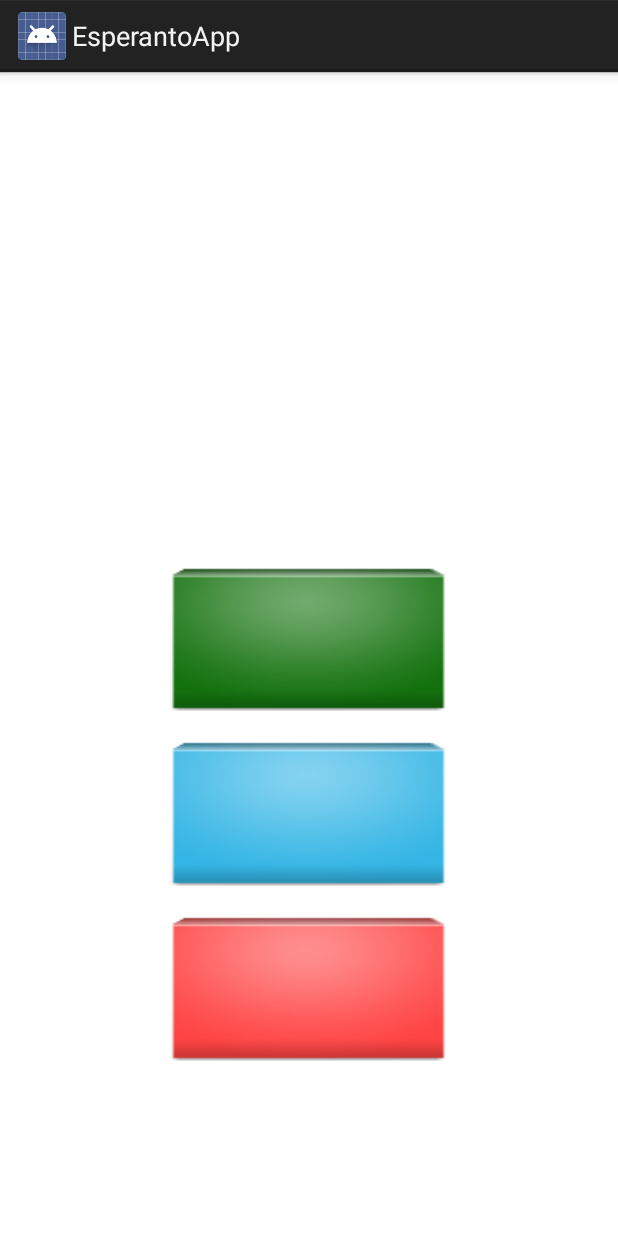
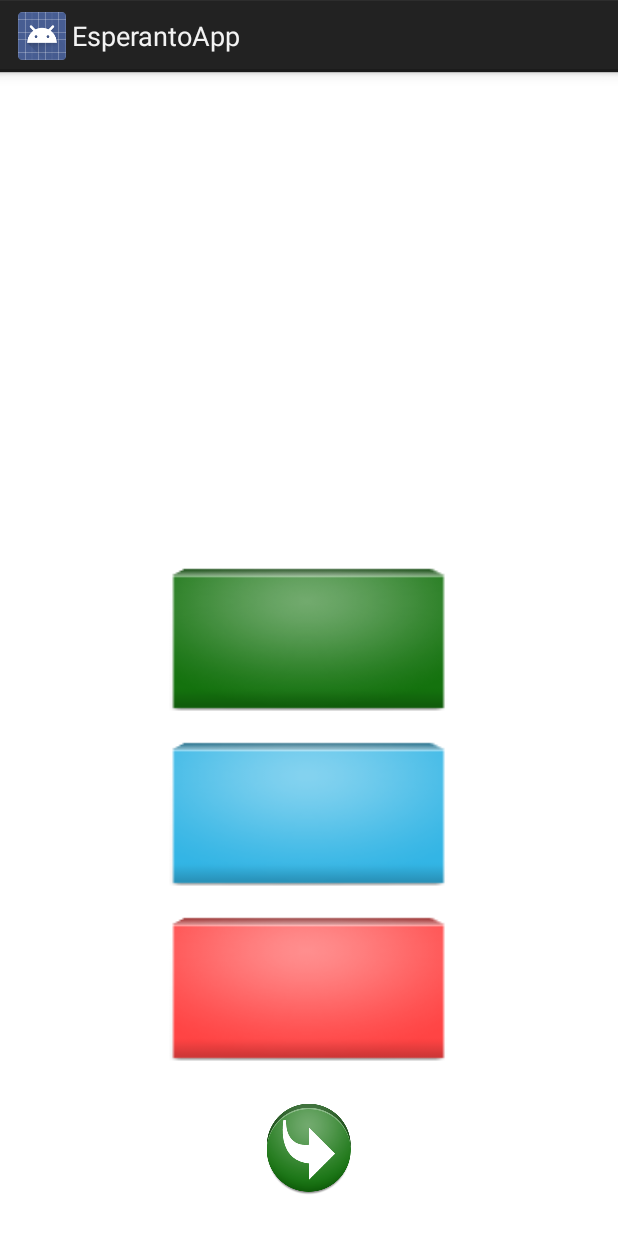
Before and after one commit to andrasbak/EsperantoTeachingApp, an Android app: the fragment ScreenTypeBildoDemando shown on its own in the app's theme, after a tap on an icon or button, on a phone screen of 412 x 824 dp. Shown: the top 1233 px of the screen. Run offline under Robolectric (Android 15) with nearby library versions, the phone set to English and light mode, and no system bars; pictures from the network do not load.

Commit message:
rettelser i billede og lyd download. rettelser i layout - tilføjet continue knap til demando og bildodemando.
nu oprettes et nyt fragment hver gang en opgave fuldføres

```diff
--- a/app/src/main/java/com/example/andras/esperantoapp/ui/ScreenTypeBildoDemando.java
+++ b/app/src/main/java/com/example/andras/esperantoapp/ui/ScreenTypeBildoDemando.java
@@ -8,13 +8,13 @@ import android.view.LayoutInflater;
 import android.view.View;
 import android.view.ViewGroup;
 import android.widget.Button;
+import android.widget.ImageButton;
 import android.widget.ImageView;
 import android.widget.TextView;
 import android.widget.Toast;
 
 import com.example.andras.esperantoapp.FilCache;
 import com.example.andras.esperantoapp.R;
-import com.example.andras.esperantoapp.skrald.LessonData;
 
 import org.json.JSONObject;
 
@@ -27,6 +27,7 @@ public class ScreenTypeBildoDemando extends Fragment implements View.OnClickList
     ImageView imageView;
     TextView titleView;
     Button button1, button2, button3;
+    ImageButton continueButton2;
     String correct = "";
 
     private JSONObject jsondata;
@@ -35,16 +36,19 @@ public class ScreenTypeBildoDemando extends Fragment implements View.OnClickList
     public View onCreateView(LayoutInflater inflater, ViewGroup container,
                              Bundle savedInstanceState) {
         // Inflate the layout for this fragment
-        View lessonPart2 = inflater.inflate(R.layout.fragment_type_bildodemando, container, false);
+        View viewBildoDemando = inflater.inflate(R.layout.fragment_type_bildodemando, container, false);
 
-        button1 = (Button)lessonPart2.findViewById(R.id.buttonPart2_1);
+        button1 = (Button)viewBildoDemando.findViewById(R.id.buttonPart2_1);
         button1.setOnClickListener(this);
-        button2 = (Button)lessonPart2.findViewById(R.id.buttonPart2_2);
+        button2 = (Button)viewBildoDemando.findViewById(R.id.buttonPart2_2);
         button2.setOnClickListener(this);
-        button3 = (Button)lessonPart2.findViewById(R.id.buttonPart2_3);
+        button3 = (Button)viewBildoDemando.findViewById(R.id.buttonPart2_3);
         button3.setOnClickListener(this);
-        imageView = (ImageView)lessonPart2.findViewById(R.id.imageViewPart2);
-        titleView = (TextView)lessonPart2.findViewById(R.id.titlePart2);
+        imageView = (ImageView)viewBildoDemando.findViewById(R.id.imageViewPart2);
+        titleView = (TextView)viewBildoDemando.findViewById(R.id.titlePart2);
+        continueButton2 = (ImageButton)viewBildoDemando.findViewById(R.id.continueButton2);
+        continueButton2.setOnClickListener(this);
+        continueButton2.setVisibility(View.INVISIBLE);
 
         try{
             jsondata = new JSONObject(getArguments().getString("jsondata"));
@@ -58,7 +62,13 @@ public class ScreenTypeBildoDemando extends Fragment implements View.OnClickList
             e.printStackTrace();
         }
 
-        return lessonPart2;
+        return viewBildoDemando;
+    }
+
+    private void toast(){
+
+        Toast.makeText(getActivity(), "Incrorrect! Try Again.", Toast.LENGTH_SHORT).show();
+
     }
 
     public void onClick(View v) {
@@ -66,19 +76,27 @@ public class ScreenTypeBildoDemando extends Fragment implements View.OnClickList
         if (v.equals(button1)) {
 
             if (button1.getText().equals(correct)) {
+                continueButton2.setVisibility(View.VISIBLE);
             } else {
-                Toast.makeText(getActivity(), "Incrorrect! Try Again.", Toast.LENGTH_LONG).show();
+                toast();
             }
         } else if (v.equals(button2)) {
             if (button2.getText().equals(correct)) {
+                continueButton2.setVisibility(View.VISIBLE);
             } else {
-                Toast.makeText(getActivity(), "Incrorrect! Try Again.", Toast.LENGTH_LONG).show();
+                toast();
             }
         } else if (v.equals(button3)) {
             if (button3.getText().equals(correct)) {
+                continueButton2.setVisibility(View.VISIBLE);
             } else {
-                Toast.makeText(getActivity(), "Incrorrect! Try Again.", Toast.LENGTH_LONG).show();
+                toast();
             }
+        }
+        else if(v.equals(continueButton2)){
+
+            ((LessonActivity) getActivity()).addFragment();
+
         }
     }
 }
--- a/app/src/main/res/layout/fragment_type_bildodemando.xml
+++ b/app/src/main/res/layout/fragment_type_bildodemando.xml
@@ -95,10 +95,6 @@
                 android:textSize="22dp"
                 android:layout_marginTop="10dp" />
 
-            <View
-                android:layout_width="0dp"
-                android:layout_height="wrap_content"
-                android:layout_weight="0.25"></View>
 
         </LinearLayout>
 
@@ -126,10 +122,6 @@
                 android:textSize="22dp"
                 android:layout_marginTop="10dp" />
 
-            <View
-                android:layout_width="0dp"
-                android:layout_height="wrap_content"
-                android:layout_weight="0.25"></View>
 
         </LinearLayout>
 
@@ -157,10 +149,29 @@
                 android:textSize="22dp"
                 android:layout_marginTop="10dp" />
 
+
+        </LinearLayout>
+
+        <LinearLayout
+            android:orientation="horizontal"
+            android:layout_width="fill_parent"
+            android:layout_height="0dp"
+            android:layout_weight="0.25"
+            android:weightSum="1" >
+
             <View
                 android:layout_width="0dp"
                 android:layout_height="wrap_content"
                 android:layout_weight="0.25"></View>
+
+            <ImageButton
+                android:layout_width="0dp"
+                android:layout_height="wrap_content"
+                android:id="@+id/continueButton2"
+                android:layout_weight="0.50"
+                android:layout_gravity="center"
+                android:src="@drawable/lesson_continue_selector"
+                android:background="#ffffffff" />
 
         </LinearLayout>
 
```
Also changed, not shown: app/src/main/java/com/example/andras/esperantoapp/App.java (+10 -4 lines), app/src/main/java/com/example/andras/esperantoapp/ui/LessonActivity.java (+9 -1 lines), app/src/main/java/com/example/andras/esperantoapp/ui/ScreenTypeDemando.java (+23 -14 lines), app/src/main/java/com/example/andras/esperantoapp/ui/ScreenTypeFrazo.java (+13 -22 lines), app/src/main/res/layout/fragment_type_demando.xml (+20 -10 lines), app/src/main/res/raw/lesson1.json (+5 -5 lines).
